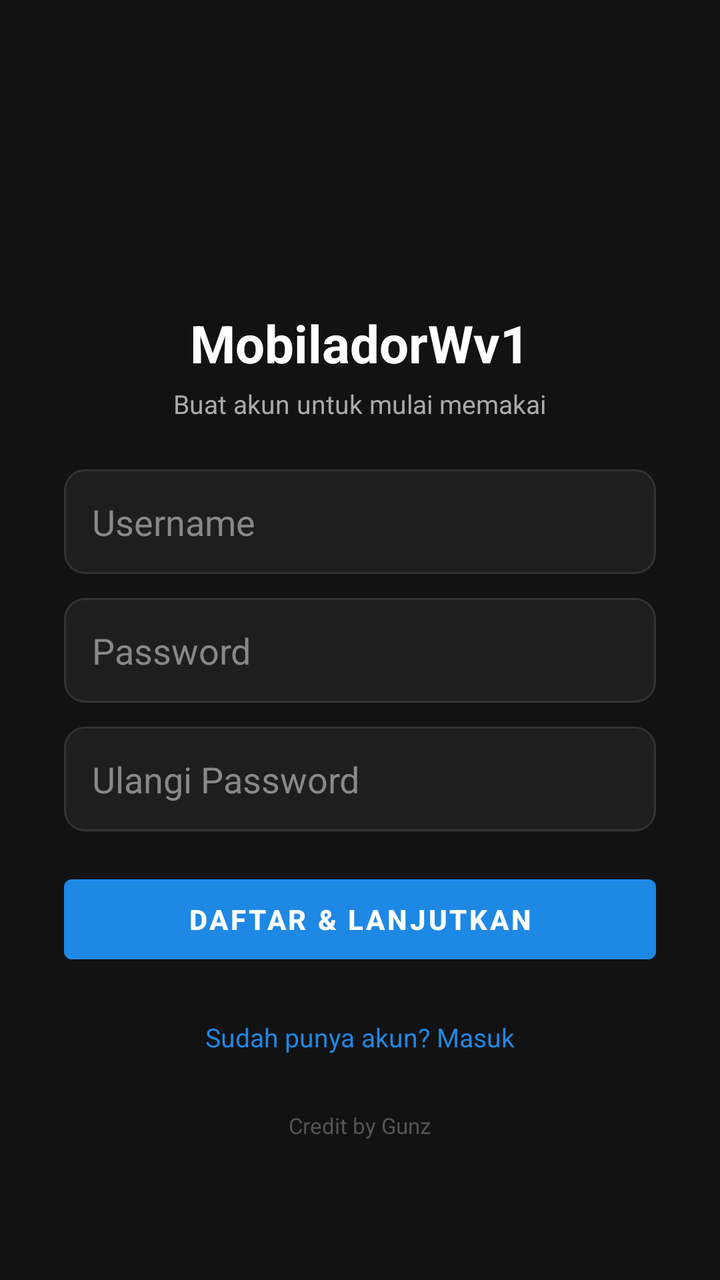
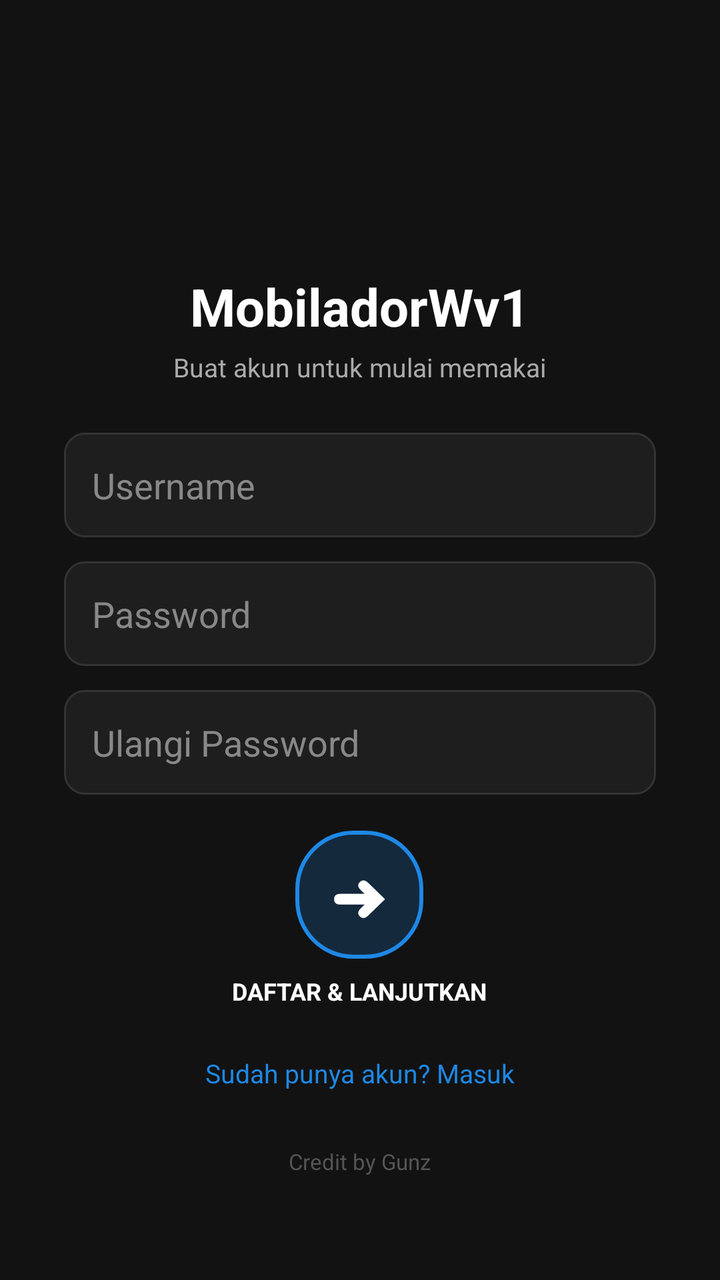

Compare the two renders of this Android layout. The source of the first and the diff that turns it into the second are given below.
<!-- AndroidManifest.xml: application theme Theme.Mobibawah -->
<!-- res/layout/activity_auth.xml -->
<?xml version="1.0" encoding="utf-8"?>
<ScrollView xmlns:android="http://schemas.android.com/apk/res/android"
    android:layout_width="match_parent"
    android:layout_height="match_parent"
    android:background="@color/bg"
    android:fillViewport="true">

    <LinearLayout
        android:layout_width="match_parent"
        android:layout_height="match_parent"
        android:orientation="vertical"
        android:gravity="center"
        android:padding="32dp">

        <ImageView
            android:id="@+id/imgLogoAuth"
            android:layout_width="72dp"
            android:layout_height="72dp"
            android:src="@mipmap/ic_launcher"
            android:layout_marginBottom="12dp" />

        <TextView
            android:layout_width="wrap_content"
            android:layout_height="wrap_content"
            android:text="@string/app_name"
            android:textColor="@color/text_light"
            android:textSize="26sp"
            android:textStyle="bold" />

        <TextView
            android:id="@+id/txtAuthSubtitle"
            android:layout_width="wrap_content"
            android:layout_height="wrap_content"
            android:layout_marginTop="4dp"
            android:layout_marginBottom="24dp"
            android:text="Buat akun untuk mulai memakai"
            android:textColor="#AAAAAA"
            android:textSize="13sp" />

        <EditText
            android:id="@+id/inputUsername"
            android:layout_width="match_parent"
            android:layout_height="wrap_content"
            android:hint="Username"
            android:textColor="@color/text_light"
            android:textColorHint="#888888"
            android:inputType="text"
            android:maxLines="1"
            android:padding="14dp"
            android:background="@drawable/bg_input_field"
            android:layout_marginBottom="12dp" />

        <EditText
            android:id="@+id/inputPassword"
            android:layout_width="match_parent"
            android:layout_height="wrap_content"
            android:hint="Password"
            android:textColor="@color/text_light"
            android:textColorHint="#888888"
            android:inputType="textPassword"
            android:maxLines="1"
            android:padding="14dp"
            android:background="@drawable/bg_input_field"
            android:layout_marginBottom="12dp" />

        <EditText
            android:id="@+id/inputPasswordConfirm"
            android:layout_width="match_parent"
            android:layout_height="wrap_content"
            android:hint="Ulangi Password"
            android:textColor="@color/text_light"
            android:textColorHint="#888888"
            android:inputType="textPassword"
            android:maxLines="1"
            android:padding="14dp"
            android:background="@drawable/bg_input_field"
            android:layout_marginBottom="18dp" />

        <Button
            android:id="@+id/btnSubmitAuth"
            android:layout_width="match_parent"
            android:layout_height="52dp"
            android:backgroundTint="@color/primary"
            android:textColor="@color/text_light"
            android:textStyle="bold"
            android:text="DAFTAR &amp; LANJUTKAN" />

        <TextView
            android:id="@+id/txtAuthSwitchMode"
            android:layout_width="wrap_content"
            android:layout_height="wrap_content"
            android:layout_marginTop="16dp"
            android:text="Sudah punya akun? Masuk"
            android:textColor="@color/primary"
            android:textSize="13sp"
            android:padding="8dp" />

        <TextView
            android:layout_width="wrap_content"
            android:layout_height="wrap_content"
            android:layout_marginTop="20dp"
            android:text="Credit by Gunz"
            android:textColor="#555555"
            android:textSize="11sp" />

    </LinearLayout>
</ScrollView>
<!-- resources referenced by this layout -->
<resources>
  <color name="bg">#121212</color>
  <color name="primary">#1E88E5</color>
  <color name="text_light">#FFFFFF</color>
  <!-- drawable bg_input_field (drawable) -->
  <?xml version="1.0" encoding="utf-8"?>
  <shape xmlns:android="http://schemas.android.com/apk/res/android" android:shape="rectangle">
      <corners android:radius="10dp"/>
      <solid android:color="@color/surface" />
      <stroke android:width="1dp" android:color="#333333" />
  </shape>
  <!-- mipmap ic_launcher (mipmap-anydpi-v26) -->
  <?xml version="1.0" encoding="utf-8"?>
  <adaptive-icon xmlns:android="http://schemas.android.com/apk/res/android">
      <background android:drawable="@color/primary_dark"/>
      <foreground android:drawable="@drawable/ic_launcher_foreground"/>
  </adaptive-icon>
  <string name="app_name">MobiladorWv1</string>
  <style name="Theme.Mobibawah" parent="Theme.MaterialComponents.DayNight.NoActionBar">
          <item name="colorPrimary">@color/primary</item>
          <item name="colorPrimaryDark">@color/primary_dark</item>
          <item name="colorAccent">@color/accent</item>
          <item name="android:windowBackground">@color/bg</item>
      </style>
  <color name="surface">#1E1E1E</color>
  <color name="primary_dark">#1565C0</color>
  <!-- drawable ic_launcher_foreground (drawable) -->
  <vector xmlns:android="http://schemas.android.com/apk/res/android"
      android:width="108dp"
      android:height="108dp"
      android:viewportWidth="108"
      android:viewportHeight="108">
  
      
      <path
          android:fillColor="#FFFFFF"
          android:pathData="M46,32 h16 a4,4 0 0 1 4,4 v14 h-24 v-14 a4,4 0 0 1 4,-4 z" />
      <path
          android:fillColor="#FFFFFF"
          android:pathData="M46,58 h16 a4,4 0 0 1 4,4 v14 h-24 v-14 a4,4 0 0 1 4,-4 z" />
      <path
          android:fillColor="#FFFFFF"
          android:pathData="M20,58 h16 v18 h-12 a4,4 0 0 1 -4,-4 z" />
      <path
          android:fillColor="#FFFFFF"
          android:pathData="M72,58 h16 v14 a4,4 0 0 1 -4,4 h-12 z" />
  
      
      <path
          android:fillColor="#FF5722"
          android:pathData="M62,44 L86,66 L76,68 L82,80 L76,83 L70,71 L62,79 Z" />
  </vector>
  <color name="accent">#FF5722</color>
</resources>

<!-- the commit's change to res/layout/activity_auth.xml (unified diff, before → after) -->
@@ -76,14 +76,33 @@
             android:background="@drawable/bg_input_field"
             android:layout_marginBottom="18dp" />
 
-        <Button
+        <LinearLayout
             android:id="@+id/btnSubmitAuth"
-            android:layout_width="match_parent"
-            android:layout_height="52dp"
-            android:backgroundTint="@color/primary"
-            android:textColor="@color/text_light"
-            android:textStyle="bold"
-            android:text="DAFTAR &amp; LANJUTKAN" />
+            android:layout_width="wrap_content"
+            android:layout_height="wrap_content"
+            android:orientation="vertical"
+            android:gravity="center"
+            android:clickable="true"
+            android:focusable="true">
+            <TextView
+                android:layout_width="64dp"
+                android:layout_height="64dp"
+                android:background="@drawable/bg_icon_big"
+                android:backgroundTint="@color/primary"
+                android:gravity="center"
+                android:text="➜"
+                android:textColor="@color/text_light"
+                android:textSize="28sp" />
+            <TextView
+                android:id="@+id/txtSubmitAuthLabel"
+                android:layout_width="wrap_content"
+                android:layout_height="wrap_content"
+                android:layout_marginTop="8dp"
+                android:text="DAFTAR &amp; LANJUTKAN"
+                android:textColor="@color/text_light"
+                android:textStyle="bold"
+                android:textSize="12sp" />
+        </LinearLayout>
 
         <TextView
             android:id="@+id/txtAuthSwitchMode"
<!-- resource entries referenced after the edit -->
@@ -3,6 +3,13 @@
   <color name="bg">#121212</color>
   <color name="primary">#1E88E5</color>
   <color name="text_light">#FFFFFF</color>
+  <!-- drawable bg_icon_big (drawable) -->
+  <?xml version="1.0" encoding="utf-8"?>
+  <shape xmlns:android="http://schemas.android.com/apk/res/android" android:shape="rectangle">
+      <corners android:radius="28dp"/>
+      <solid android:color="#33FFFFFF" />
+      <stroke android:width="2dp" android:color="@color/primary" />
+  </shape>
   <!-- drawable bg_input_field (drawable) -->
   <?xml version="1.0" encoding="utf-8"?>
   <shape xmlns:android="http://schemas.android.com/apk/res/android" android:shape="rectangle">
